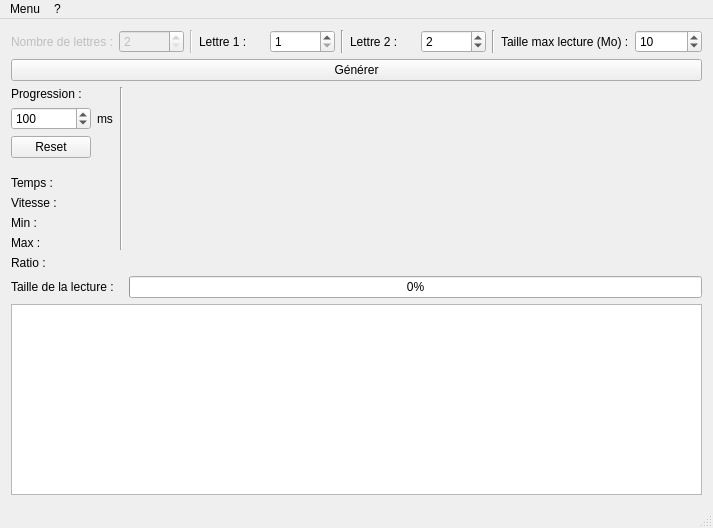
Above: mainwindow.ui from PJK136/KolakoskiGenerator before the change. Below: the same form after it.
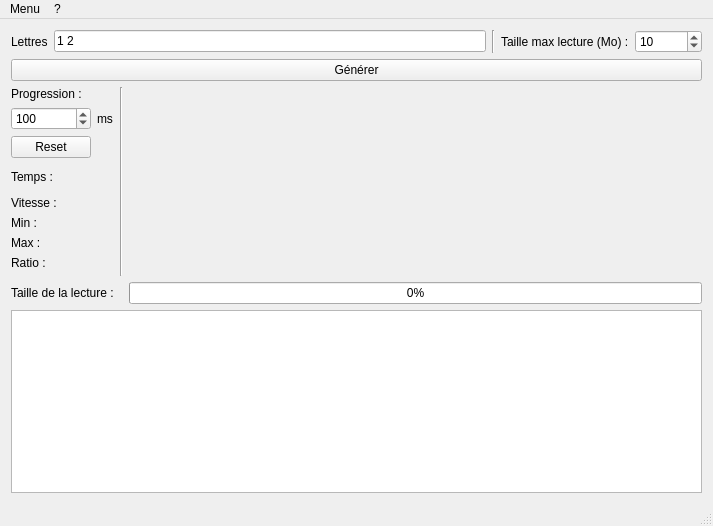
That is the form after the change. Custom widgets are drawn as their Qt base class.

The edit to the form file:
```diff
--- a/mainwindow.ui
+++ b/mainwindow.ui
@@ -7,7 +7,7 @@
     <x>0</x>
     <y>0</y>
     <width>713</width>
-    <height>528</height>
+    <height>526</height>
    </rect>
   </property>
   <property name="windowTitle">
@@ -15,16 +15,86 @@
   </property>
   <widget class="QWidget" name="centralWidget">
    <layout class="QGridLayout" name="gridLayout">
-    <item row="3" column="4" rowspan="5">
-     <widget class="QwtPlot" name="difference">
-      <property name="sizePolicy">
-       <sizepolicy hsizetype="Expanding" vsizetype="Expanding">
-        <horstretch>0</horstretch>
-        <verstretch>0</verstretch>
-       </sizepolicy>
+    <item row="3" column="2" rowspan="11">
+     <widget class="Line" name="line">
+      <property name="orientation">
+       <enum>Qt::Vertical</enum>
       </property>
      </widget>
     </item>
+    <item row="11" column="0">
+     <widget class="QLabel" name="max">
+      <property name="text">
+       <string>Max :</string>
+      </property>
+     </widget>
+    </item>
+    <item row="18" column="3" colspan="2">
+     <widget class="QProgressBar" name="tailleLecture">
+      <property name="value">
+       <number>0</number>
+      </property>
+     </widget>
+    </item>
+    <item row="19" column="0" colspan="5">
+     <widget class="QPlainTextEdit" name="sortie">
+      <property name="readOnly">
+       <bool>true</bool>
+      </property>
+     </widget>
+    </item>
+    <item row="18" column="0" colspan="2">
+     <widget class="QLabel" name="label">
+      <property name="text">
+       <string>Taille de la lecture :</string>
+      </property>
+     </widget>
+    </item>
+    <item row="1" column="0" colspan="5">
+     <layout class="QHBoxLayout" name="horizontalLayout">
+      <item>
+       <widget class="QLabel" name="label_2">
+        <property name="text">
+         <string>Lettres</string>
+        </property>
+       </widget>
+      </item>
+      <item>
+       <widget class="QLineEdit" name="lettres">
+        <property name="text">
+         <string>1 2</string>
+        </property>
+       </widget>
+      </item>
+      <item>
+       <widget class="Line" name="line_4">
+        <property name="orientation">
+         <enum>Qt::Vertical</enum>
+        </property>
+       </widget>
+      </item>
+      <item>
+       <widget class="QLabel" name="label_5">
+        <property name="text">
+         <string>Taille max lecture (Mo) :</string>
+        </property>
+       </widget>
+      </item>
+      <item>
+       <widget class="QSpinBox" name="limiteLecture">
+        <property name="minimum">
+         <number>1</number>
+        </property>
+        <property name="maximum">
+         <number>100000</number>
+        </property>
+        <property name="value">
+         <number>10</number>
+        </property>
+       </widget>
+      </item>
+     </layout>
+    </item>
     <item row="2" column="0" colspan="5">
      <widget class="QPushButton" name="generer">
       <property name="text">
@@ -46,58 +116,6 @@
       </property>
      </widget>
     </item>
-    <item row="18" column="0" colspan="5">
-     <widget class="QPlainTextEdit" name="sortie">
-      <property name="readOnly">
-       <bool>true</bool>
-      </property>
-     </widget>
-    </item>
-    <item row="3" column="2" rowspan="9">
-     <widget class="Line" name="line">
-      <property name="orientation">
-       <enum>Qt::Vertical</enum>
-      </property>
-     </widget>
-    </item>
-    <item row="17" column="0" colspan="2">
-     <widget class="QLabel" name="label">
-      <property name="text">
-       <string>Taille de la lecture :</string>
-      </property>
-     </widget>
-    </item>
-    <item row="11" column="0">
-     <widget class="QLabel" name="max">
-      <property name="text">
-       <string>Max :</string>
-      </property>
-     </widget>
-    </item>
-    <item row="8" column="3" rowspan="4" colspan="2">
-     <widget class="QwtPlot" name="fonction">
-      <property name="sizePolicy">
-       <sizepolicy hsizetype="Expanding" vsizetype="Expanding">
-        <horstretch>0</horstretch>
-        <verstretch>0</verstretch>
-       </sizepolicy>
-      </property>
-     </widget>
-    </item>
-    <item row="8" column="0">
-     <widget class="QLabel" name="temps">
-      <property name="text">
-       <string>Temps :</string>
-      </property>
-     </widget>
-    </item>
-    <item row="9" column="0">
-     <widget class="QLabel" name="vitesse">
-      <property name="text">
-       <string>Vitesse :</string>
-      </property>
-     </widget>
-    </item>
     <item row="5" column="0">
      <widget class="QPushButton" name="reset">
       <property name="text">
@@ -118,6 +136,13 @@
       </property>
      </widget>
     </item>
+    <item row="9" column="0">
+     <widget class="QLabel" name="vitesse">
+      <property name="text">
+       <string>Vitesse :</string>
+      </property>
+     </widget>
+    </item>
     <item row="10" column="0">
      <widget class="QLabel" name="min">
       <property name="text">
@@ -125,125 +150,6 @@
       </property>
      </widget>
     </item>
-    <item row="3" column="3" rowspan="5">
-     <widget class="QwtPlot" name="progression">
-      <property name="sizePolicy">
-       <sizepolicy hsizetype="Expanding" vsizetype="Expanding">
-        <horstretch>0</horstretch>
-        <verstretch>0</verstretch>
-       </sizepolicy>
-      </property>
-     </widget>
-    </item>
-    <item row="17" column="3" colspan="2">
-     <widget class="QProgressBar" name="tailleLecture">
-      <property name="value">
-       <number>0</number>
-      </property>
-     </widget>
-    </item>
-    <item row="1" column="0" colspan="5">
-     <layout class="QHBoxLayout" name="horizontalLayout">
-      <item>
-       <widget class="QLabel" name="label_2">
-        <property name="enabled">
-         <bool>false</bool>
-        </property>
-        <property name="text">
-         <string>Nombre de lettres :</string>
-        </property>
-       </widget>
-      </item>
-      <item>
-       <widget class="QSpinBox" name="nombreLettres">
-        <property name="enabled">
-         <bool>false</bool>
-        </property>
-        <property name="minimum">
-         <number>2</number>
-        </property>
-        <property name="value">
-         <number>2</number>
-        </property>
-       </widget>
-      </item>
-      <item>
-       <widget class="Line" name="line_2">
-        <property name="enabled">
-         <bool>false</bool>
-        </property>
-        <property name="orientation">
-         <enum>Qt::Vertical</enum>
-        </property>
-       </widget>
-      </item>
-      <item>
-       <widget class="QLabel" name="label_3">
-        <property name="text">
-         <string>Lettre 1 :</string>
-        </property>
-       </widget>
-      </item>
-      <item>
-       <widget class="QSpinBox" name="lettre_1">
-        <property name="minimum">
-         <number>1</number>
-        </property>
-       </widget>
-      </item>
-      <item>
-       <widget class="Line" name="line_3">
-        <property name="orientation">
-         <enum>Qt::Vertical</enum>
-        </property>
-       </widget>
-      </item>
-      <item>
-       <widget class="QLabel" name="label_4">
-        <property name="text">
-         <string>Lettre 2 :</string>
-        </property>
-       </widget>
-      </item>
-      <item>
-       <widget class="QSpinBox" name="lettre_2">
-        <property name="minimum">
-         <number>1</number>
-        </property>
-        <property name="value">
-         <number>2</number>
-        </property>
-       </widget>
-      </item>
-      <item>
-       <widget class="Line" name="line_4">
-        <property name="orientation">
-         <enum>Qt::Vertical</enum>
-        </property>
-       </widget>
-      </item>
-      <item>
-       <widget class="QLabel" name="label_5">
-        <property name="text">
-         <string>Taille max lecture (Mo) :</string>
-        </property>
-       </widget>
-      </item>
-      <item>
-       <widget class="QSpinBox" name="limiteLecture">
-        <property name="minimum">
-         <number>1</number>
-        </property>
-        <property name="maximum">
-         <number>100000</number>
-        </property>
-        <property name="value">
-         <number>10</number>
-        </property>
-       </widget>
-      </item>
-     </layout>
-    </item>
     <item row="12" column="0">
      <widget class="QLabel" name="ratio">
       <property name="text">
@@ -251,6 +157,37 @@
       </property>
      </widget>
     </item>
+    <item row="7" column="0">
+     <widget class="QLabel" name="temps">
+      <property name="text">
+       <string>Temps :</string>
+      </property>
+     </widget>
+    </item>
+    <item row="3" column="3" rowspan="11">
+     <layout class="QVBoxLayout" name="verticalLayout">
+      <item>
+       <widget class="QwtPlot" name="progression">
+        <property name="sizePolicy">
+         <sizepolicy hsizetype="Expanding" vsizetype="Expanding">
+          <horstretch>0</horstretch>
+          <verstretch>0</verstretch>
+         </sizepolicy>
+        </property>
+       </widget>
+      </item>
+      <item>
+       <widget class="QwtPlot" name="difference">
+        <property name="sizePolicy">
+         <sizepolicy hsizetype="Expanding" vsizetype="Expanding">
+          <horstretch>0</horstretch>
+          <verstretch>0</verstretch>
+         </sizepolicy>
+        </property>
+       </widget>
+      </item>
+     </layout>
+    </item>
    </layout>
   </widget>
   <widget class="QMenuBar" name="menuBar">
```
